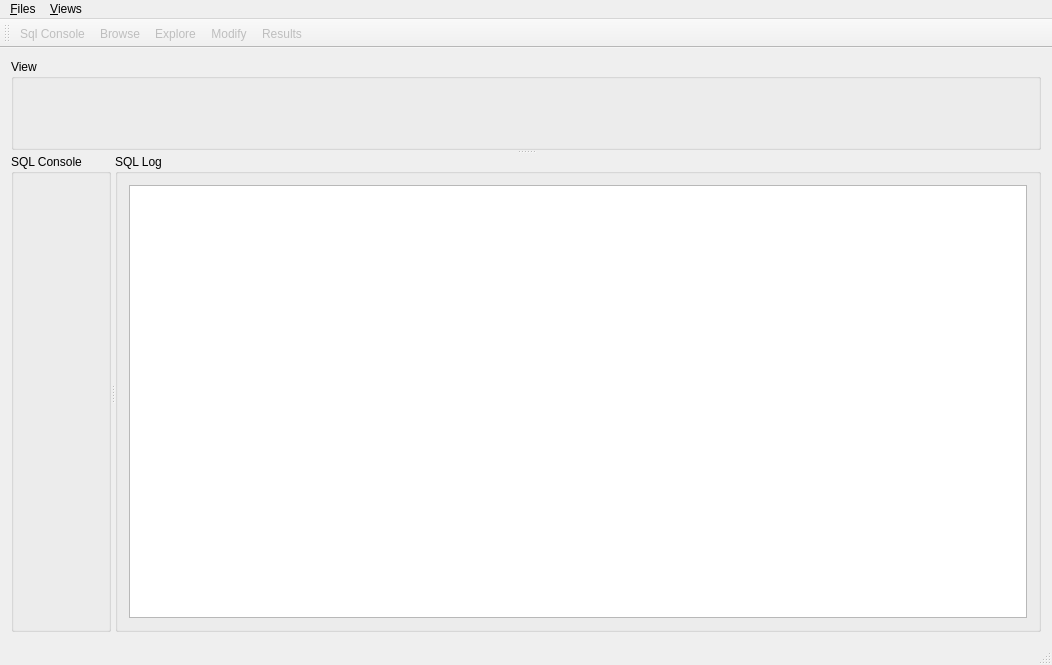
mowijo/BinOculars, file src/MainWindow.ui: the form before one commit.
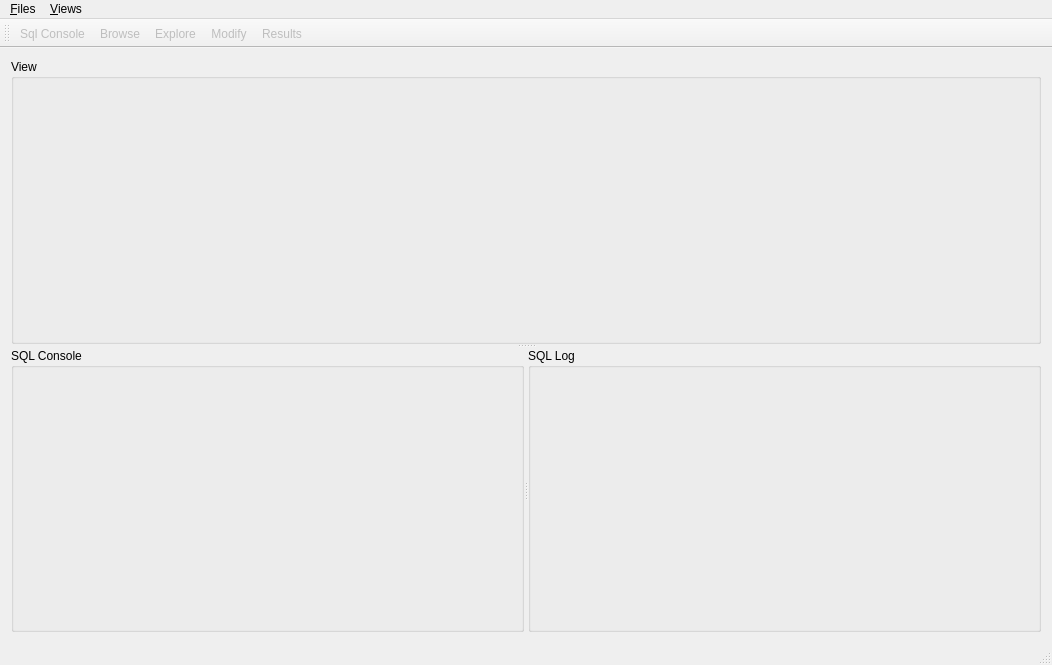
The form after the commit.

Commit message: Introduced LogView and added "copy selection to clipboard"

```diff
--- a/src/MainWindow.ui
+++ b/src/MainWindow.ui
@@ -52,18 +52,7 @@
         <property name="title">
          <string>SQL Log</string>
         </property>
-        <layout class="QVBoxLayout" name="verticalLayout">
-         <item>
-          <widget class="QTreeView" name="logview">
-           <property name="rootIsDecorated">
-            <bool>false</bool>
-           </property>
-           <attribute name="headerVisible">
-            <bool>false</bool>
-           </attribute>
-          </widget>
-         </item>
-        </layout>
+        <layout class="QVBoxLayout" name="verticalLayout"/>
        </widget>
       </widget>
      </widget>
```
The commit also changes 5 other files.
